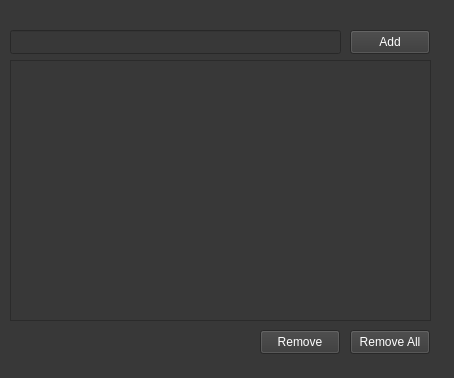
Above: mainwindow.ui from illud/qt-todo-list before the change. Below: the same form after it.
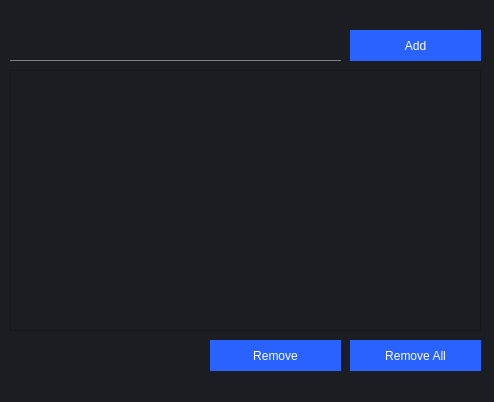
That is the form after the change.

Commit message: btn styles

```diff
--- a/mainwindow.ui
+++ b/mainwindow.ui
@@ -6,27 +6,27 @@
    <rect>
     <x>0</x>
     <y>0</y>
-    <width>454</width>
-    <height>378</height>
+    <width>494</width>
+    <height>402</height>
    </rect>
   </property>
   <property name="minimumSize">
    <size>
-    <width>454</width>
-    <height>378</height>
+    <width>0</width>
+    <height>0</height>
    </size>
   </property>
   <property name="maximumSize">
    <size>
-    <width>454</width>
-    <height>378</height>
+    <width>800</width>
+    <height>600</height>
    </size>
   </property>
   <property name="windowTitle">
    <string>QT-TODO-LIST</string>
   </property>
   <property name="styleSheet">
-   <string notr="true">background-color: rgb(56, 56, 56);</string>
+   <string notr="true">background-color: rgb(28, 29, 35);</string>
   </property>
   <property name="tabShape">
    <enum>QTabWidget::Triangular</enum>
@@ -38,45 +38,23 @@
       <x>10</x>
       <y>30</y>
       <width>331</width>
-      <height>24</height>
+      <height>31</height>
      </rect>
     </property>
     <property name="styleSheet">
-     <string notr="true"/>
-    </property>
-   </widget>
-   <widget class="QPushButton" name="btnAdd">
-    <property name="geometry">
-     <rect>
-      <x>350</x>
-      <y>30</y>
-      <width>80</width>
-      <height>24</height>
-     </rect>
-    </property>
-    <property name="styleSheet">
-     <string notr="true">background-color: rgb(56, 56, 56);
-color: rgb(255, 255, 255);</string>
-    </property>
-    <property name="text">
-     <string>Add</string>
-    </property>
-    <property name="autoDefault">
-     <bool>false</bool>
-    </property>
-    <property name="default">
-     <bool>false</bool>
-    </property>
-    <property name="flat">
-     <bool>false</bool>
+     <string notr="true">color: rgb(255, 255, 255);
+border-style: solid; 
+border-bottom-width: 1px;
+border-color: none none gray none; 
+</string>
     </property>
    </widget>
    <widget class="QListWidget" name="listWidget">
     <property name="geometry">
      <rect>
       <x>10</x>
-      <y>60</y>
-      <width>421</width>
+      <y>70</y>
+      <width>471</width>
       <height>261</height>
      </rect>
     </property>
@@ -84,39 +62,122 @@
      <string notr="true">color: rgb(255, 255, 255);</string>
     </property>
    </widget>
-   <widget class="QPushButton" name="pushButton_2">
+   <widget class="QWidget" name="widget" native="true">
     <property name="geometry">
      <rect>
-      <x>260</x>
-      <y>330</y>
-      <width>80</width>
-      <height>24</height>
+      <x>350</x>
+      <y>30</y>
+      <width>131</width>
+      <height>31</height>
      </rect>
     </property>
     <property name="styleSheet">
-     <string notr="true">background-color: rgb(56, 56, 56);
-color: rgb(255, 255, 255);</string>
+     <string notr="true">background-color: rgb(41, 98, 255);</string>
     </property>
-    <property name="text">
-     <string>Remove</string>
-    </property>
+    <widget class="QPushButton" name="btnAdd">
+     <property name="geometry">
+      <rect>
+       <x>0</x>
+       <y>0</y>
+       <width>131</width>
+       <height>31</height>
+      </rect>
+     </property>
+     <property name="styleSheet">
+      <string notr="true">background-color: rgb(41, 98, 255);
+font: 900 11pt &quot;Segoe UI Black&quot;;
+color: rgb(255, 255, 255);</string>
+     </property>
+     <property name="inputMethodHints">
+      <set>Qt::ImhNone</set>
+     </property>
+     <property name="text">
+      <string>Add</string>
+     </property>
+     <property name="shortcut">
+      <string/>
+     </property>
+     <property name="checkable">
+      <bool>false</bool>
+     </property>
+     <property name="autoDefault">
+      <bool>false</bool>
+     </property>
+     <property name="default">
+      <bool>false</bool>
+     </property>
+     <property name="flat">
+      <bool>true</bool>
+     </property>
+    </widget>
    </widget>
-   <widget class="QPushButton" name="pushButton_3">
+   <widget class="QWidget" name="widget_2" native="true">
     <property name="geometry">
      <rect>
       <x>350</x>
-      <y>330</y>
-      <width>80</width>
-      <height>24</height>
+      <y>340</y>
+      <width>131</width>
+      <height>31</height>
      </rect>
     </property>
     <property name="styleSheet">
-     <string notr="true">background-color: rgb(56, 56, 56);
+     <string notr="true">background-color: rgb(41, 98, 255);</string>
+    </property>
+    <widget class="QPushButton" name="pushButton_3">
+     <property name="geometry">
+      <rect>
+       <x>0</x>
+       <y>0</y>
+       <width>131</width>
+       <height>31</height>
+      </rect>
+     </property>
+     <property name="styleSheet">
+      <string notr="true">background-color: rgb(41, 98, 255);
+font: 900 11pt &quot;Segoe UI Black&quot;;
 color: rgb(255, 255, 255);</string>
+     </property>
+     <property name="text">
+      <string>Remove All</string>
+     </property>
+     <property name="flat">
+      <bool>true</bool>
+     </property>
+    </widget>
+   </widget>
+   <widget class="QWidget" name="widget_3" native="true">
+    <property name="geometry">
+     <rect>
+      <x>210</x>
+      <y>340</y>
+      <width>131</width>
+      <height>31</height>
+     </rect>
     </property>
-    <property name="text">
-     <string>Remove All</string>
+    <property name="styleSheet">
+     <string notr="true">background-color: rgb(41, 98, 255);</string>
     </property>
+    <widget class="QPushButton" name="pushButton_2">
+     <property name="geometry">
+      <rect>
+       <x>0</x>
+       <y>0</y>
+       <width>131</width>
+       <height>31</height>
+      </rect>
+     </property>
+     <property name="styleSheet">
+      <string notr="true">background-color: rgb(41, 98, 255);
+font: 900 11pt &quot;Segoe UI Black&quot;;
+color: rgb(255, 255, 255);</string>
+     </property>
+     <property name="text">
+      <string>Remove</string>
+     </property>
+     <property name="flat">
+      <bool>true</bool>
+     </property>
+    </widget>
    </widget>
   </widget>
   <widget class="QStatusBar" name="statusbar"/>
```
The commit also changes 1 other file.
